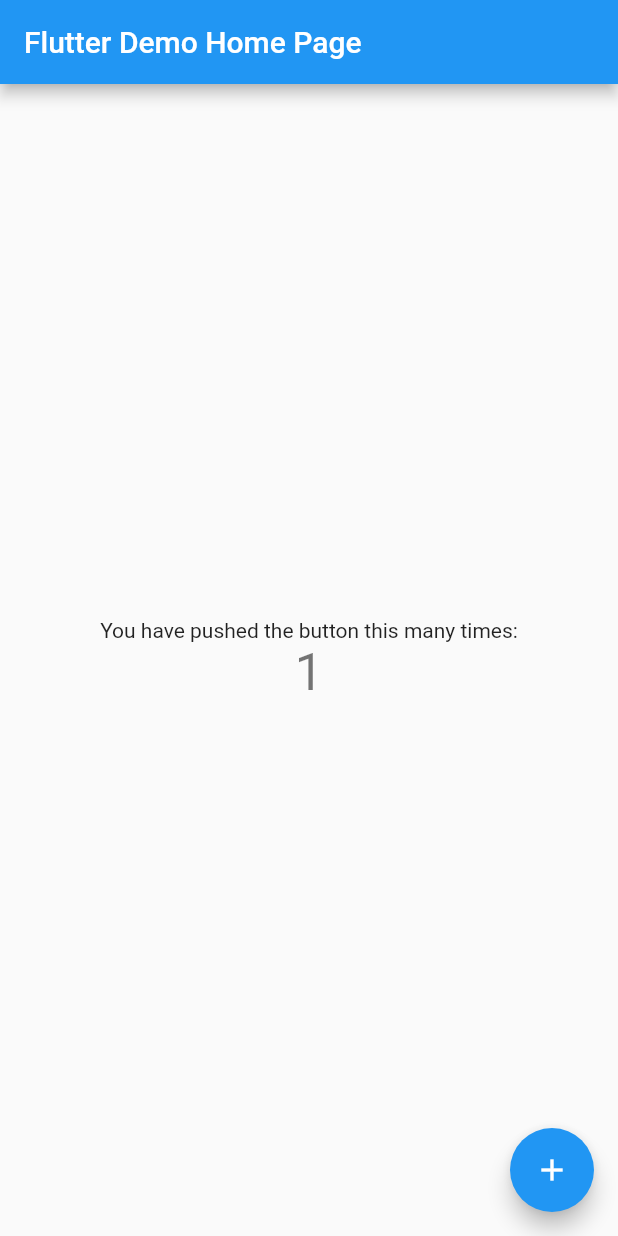
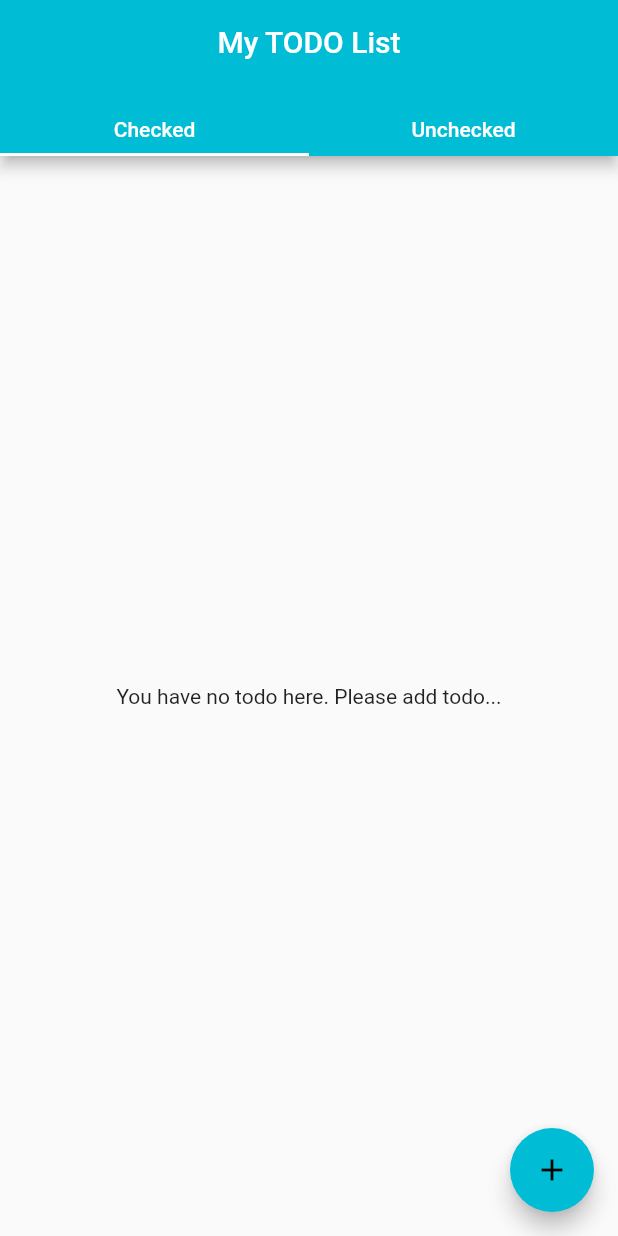
Before and after one commit to Jaelse/todo_app, a Flutter app: the screen it shows after launch, after a tap on the "add" icon, on a phone screen of 412 x 824 dp. Run offline on Flutter 3.47's test engine with Material 2 defaults, Android fonts, the phone set to English and light mode, and no system bars; our stand-ins replace equatable, flutter_bloc, sqflite; accounts and stored records are empty; statements that could not run were skipped.

Commit message:
bloc, sqlflite initialized

```diff
--- /dev/null
+++ b/lib/blocs/todo_screen/todo_screen_bloc.dart
@@ -0,0 +1,93 @@
+import 'package:flutter_bloc/flutter_bloc.dart';
+import 'package:todo_app/blocs/todo_screen/todo_screen_event.dart';
+import 'package:todo_app/blocs/todo_screen/todo_screen_state.dart';
+import 'package:todo_app/domain/entity/todo_entity.dart';
+import 'package:todo_app/domain/repository/todo_repository.dart';
+
+class TodoScreenBloc extends Bloc<TodoScreenEvent, TodoScreenState> {
+  TodoScreenBloc({TodoRepository todoRepository})
+      : _todoRepository = todoRepository,
+        super(TodoScreenInitialState());
+
+  final TodoRepository _todoRepository;
+
+  @override
+  Stream<TodoScreenState> mapEventToState(TodoScreenEvent event) async* {
+    if (event is TodoScreenGetTodosEvent) {
+      yield* _mapTodoScreenGetTodosEventToState(event, state);
+    } else if (event is TodoScreenOnNewTodoTitleChangedEvent) {
+      yield* _mapTodoScreenOnNewTodoTitleChangedEventToState(event, state);
+    } else if (event is TodoScreenOnNewTodoDescriptionChangedEvent) {
+      yield* _mapTodoScreenOnNewTodoDescriptionChangedEventToState(
+          event, state);
+    } else if (event is TodoScreenOnAddNewTodoRequestedEvent) {
+      yield* _mapTodoScreenOnAddNewTodoRequestedEventToState(event, state);
+    }
+  }
+
+  Stream<TodoScreenState> _mapTodoScreenGetTodosEventToState(
+      TodoScreenGetTodosEvent event, TodoScreenState state) async* {
+    if (state is TodoScreenInitialState) {
+      List<TodoEntity> todos = await _todoRepository.getTodos();
+
+      List<TodoEntity> checkedTodos = List<TodoEntity>.from(todos)
+          .where((element) => element.isChecked)
+          .toList();
+
+      List<TodoEntity> notCheckedTodos = List<TodoEntity>.from(todos)
+          .where((element) => !element.isChecked)
+          .toList();
+
+      yield TodoScreenSuccessState(
+          notCheckedTodos: notCheckedTodos, checkedTodos: checkedTodos);
+    }
+  }
+
+  Stream<TodoScreenState> _mapTodoScreenOnNewTodoTitleChangedEventToState(
+      TodoScreenOnNewTodoTitleChangedEvent event,
+      TodoScreenState state) async* {
+    if (state is TodoScreenSuccessState) {
+      yield state.copyWith(newTodoTitle: event.title);
+    }
+  }
+
+  Stream<TodoScreenState> _mapTodoScreenOnNewTodoDescriptionChangedEventToState(
+      TodoScreenOnNewTodoDescriptionChangedEvent event,
+      TodoScreenState state) async* {
+    if (state is TodoScreenSuccessState) {
+      yield state.copyWith(newTodoDescription: event.description);
+    }
+  }
+
+  Stream<TodoScreenState> _mapTodoScreenOnAddNewTodoRequestedEventToState(
+      TodoScreenOnAddNewTodoRequestedEvent event,
+      TodoScreenState state) async* {
+    if (state is TodoScreenSuccessState) {
+      yield TodoScreenProgressState();
+
+      if (state.newTodoTitle != null) {
+        String description = "";
+        if (state.newTodoDescription != null) {
+          description = state.newTodoDescription;
+        }
+        int id = await _todoRepository.addTodo(state.newTodoTitle, description);
+        if (id != null) {
+          List<TodoEntity> todos = await _todoRepository.getTodos();
+
+          List<TodoEntity> checkedTodos = List<TodoEntity>.from(todos)
+              .where((element) => element.isChecked)
+              .toList();
+
+          List<TodoEntity> notCheckedTodos = List<TodoEntity>.from(todos)
+              .where((element) => !element.isChecked)
+              .toList();
+
+
+          yield TodoScreenSuccessState(notCheckedTodos: notCheckedTodos, checkedTodos: checkedTodos);
+        } else {
+          yield TodoScreenFailureState();
+        }
+      }
+    }
+  }
+}
--- /dev/null
+++ b/lib/blocs/todo_screen/todo_screen_event.dart
@@ -0,0 +1,31 @@
+abstract class TodoScreenEvent {}
+
+class TodoScreenGetTodosEvent extends TodoScreenEvent {}
+
+class TodoScreenAddTodoEvent extends TodoScreenEvent {
+  final String title;
+  final String description;
+
+  TodoScreenAddTodoEvent({this.title, this.description});
+}
+
+class TodoScreenOnNewTodoTitleChangedEvent extends TodoScreenEvent {
+  final String title;
+
+  TodoScreenOnNewTodoTitleChangedEvent(this.title);
+}
+
+class TodoScreenOnNewTodoDescriptionChangedEvent extends TodoScreenEvent {
+  final String description;
+
+  TodoScreenOnNewTodoDescriptionChangedEvent(this.description);
+}
+
+class TodoScreenOnAddNewTodoRequestedEvent extends TodoScreenEvent{
+
+}
+
+
+class TodoScreenOnCheckTodoRequestedEvent extends TodoScreenEvent{
+
+}
--- /dev/null
+++ b/lib/blocs/todo_screen/todo_screen_state.dart
@@ -0,0 +1,50 @@
+import 'package:equatable/equatable.dart';
+import 'package:todo_app/domain/entity/todo_entity.dart';
+
+abstract class TodoScreenState extends Equatable {}
+
+class TodoScreenInitialState extends TodoScreenState {
+  @override
+  List<Object> get props => [];
+}
+
+class TodoScreenProgressState extends TodoScreenState {
+  @override
+  List<Object> get props => [];
+}
+
+class TodoScreenFailureState extends TodoScreenState {
+  @override
+  List<Object> get props => [];
+}
+
+class TodoScreenSuccessState extends TodoScreenState {
+  final List<TodoEntity> notCheckedTodos;
+  final List<TodoEntity> checkedTodos;
+  final String newTodoTitle;
+  final String newTodoDescription;
+
+  TodoScreenSuccessState({
+    this.notCheckedTodos,
+    this.checkedTodos,
+    this.newTodoTitle,
+    this.newTodoDescription,
+  });
+
+  TodoScreenSuccessState copyWith({
+    List<TodoEntity> notCheckedTodos,
+    List<TodoEntity> checkedTodos,
+    String newTodoTitle,
+    String newTodoDescription,
+  }) {
+    return TodoScreenSuccessState(
+      notCheckedTodos: notCheckedTodos ?? this.notCheckedTodos,
+      checkedTodos: checkedTodos ?? this.checkedTodos,
+      newTodoTitle: newTodoTitle ?? this.newTodoTitle,
+      newTodoDescription: newTodoDescription ?? this.newTodoDescription,
+    );
+  }
+
+  @override
+  List<Object> get props => [notCheckedTodos, newTodoTitle, newTodoDescription];
+}
--- /dev/null
+++ b/lib/data/data.dart
@@ -0,0 +1,67 @@
+import 'dart:io';
+
+import 'package:path_provider/path_provider.dart';
+import 'package:sqflite/sqflite.dart';
+import 'package:todo_app/data/models/todo.dart';
+import 'package:todo_app/data/service/todo_service.dart';
+import 'package:path/path.dart';
+
+class Data {
+  Database _db;
+
+  TodoService _todoService;
+
+  Data._privateConstructor();
+  static final Data instance = Data._privateConstructor();
+
+  static void databaseLog(String functionName, String sql,
+      [List<Map<String, dynamic>> selectQueryResult,
+      int insertAndUpdateQueryResult]) {
+    print(functionName);
+    print(sql);
+    if(selectQueryResult != null){
+      print(selectQueryResult);
+    }else if(insertAndUpdateQueryResult != null){
+      print(insertAndUpdateQueryResult);
+    }
+  }
+
+  Future<void> createTodoTable(Database db) async {
+    final todoSql = '''CREATE TABLE ${Todo.TODO_TABLE}
+    (
+      ${Todo.ID} INTEGER PRIMARY KEY,
+      ${Todo.TITLE} TEXT,
+      ${Todo.DESCRIPTION} TEXT,
+      ${Todo.IS_CHECKED} BIT NOT NULL
+    )''';
+
+    await db.execute(todoSql);
+  }
+
+  Future<String> getDatabasePath(String dbName) async {
+    final Directory dir = await getApplicationDocumentsDirectory();
+    final String path = join(dir.path, dbName);
+
+    return path;
+  }
+
+  Future<void> initDatabase() async {
+    if(this._db == null){
+      final path = await getDatabasePath('todo_db.db');
+      this._db = await openDatabase(path, version: 1, onCreate: onCreate);
+    }
+  }
+
+  Future<void> onCreate(Database db, int version) async{
+    await createTodoTable(db);
+  }
+
+  TodoService todoService() {
+
+    if(this._todoService == null){
+      this._todoService = TodoService(db: this._db);
+    }
+
+    return this._todoService;
+  }
+}
--- /dev/null
+++ b/lib/data/models/todo.dart
@@ -0,0 +1,22 @@
+class Todo {
+  static const TODO_TABLE = 'todo';
+  static const ID = 'id';
+  static const TITLE = 'title';
+  static const DESCRIPTION = 'description';
+  static const IS_CHECKED = 'isChecked';
+
+  final int id;
+  final String title;
+  final String description;
+  final bool isChecked;
+
+  Todo({this.id, this.title, this.description, this.isChecked});
+
+  factory Todo.fromJson(Map<String, dynamic> json) {
+    return Todo(
+        id: json[ID],
+        title: json[TITLE],
+        description: json[DESCRIPTION],
+        isChecked: json[IS_CHECKED] == 1);
+  }
+}
--- /dev/null
+++ b/lib/data/service/todo_service.dart
@@ -0,0 +1,39 @@
+import 'package:sqflite/sqflite.dart';
+import 'package:todo_app/data/models/todo.dart';
+
+class TodoService {
+  final Database db;
+
+  TodoService({this.db});
+
+  Future<Todo> getTodo(String id) async {
+    List<Map> cursor = await db.rawQuery(
+        "select * from " + Todo.TODO_TABLE + " where " + Todo.ID + "=?'" + "'",
+        [id]);
+
+    Todo todo = Todo.fromJson(cursor[0]);
+
+    return todo;
+  }
+
+  Future<List<Todo>> getTodos() async {
+    List<Map> rawData = await db.query(Todo.TODO_TABLE);
+
+    List<Todo> todos =
+        List<Map>.from(rawData).map((Map e) => Todo.fromJson(e)).toList();
+
+    return todos;
+  }
+
+  Future<int> addTodo(String title, String description) async {
+    Map<String, dynamic> row = {
+      Todo.TITLE: title,
+      Todo.DESCRIPTION: description,
+      Todo.IS_CHECKED: 0
+    };
+
+    return await db.insert(Todo.TODO_TABLE, row);
+  }
+
+  Future<Todo> updateIsCheckedTodo(String id, bool isChecked) async {}
+}
--- /dev/null
+++ b/lib/domain/entity/todo_entity.dart
@@ -0,0 +1,20 @@
+class TodoEntity {
+  final int _id;
+  final String _title;
+  final String _description;
+  final bool _isChecked;
+
+  TodoEntity({int id, String title, String description, bool isChecked})
+      : _id = id,
+        _title = title,
+        _description = description,
+        _isChecked = isChecked;
+
+  int get id => _id;
+
+  String get title => _title;
+
+  String get description => _description;
+
+  bool get isChecked => _isChecked;
+}
--- /dev/null
+++ b/lib/domain/repository/todo_repository.dart
@@ -0,0 +1,31 @@
+import 'package:todo_app/data/models/todo.dart';
+import 'package:todo_app/data/service/todo_service.dart';
+import 'package:todo_app/domain/entity/todo_entity.dart';
+
+class TodoRepository {
+  final TodoService _todoService;
+
+  TodoRepository({TodoService todoService}) : this._todoService = todoService;
+
+  Future<List<TodoEntity>> getTodos() async {
+    List<Todo> todos = await _todoService.getTodos();
+
+    List<TodoEntity> todoEntities = List<Todo>.from(todos)
+        .map((Todo e) => TodoEntity(
+            id: e.id,
+            title: e.title,
+            description: e.description,
+            isChecked: e.isChecked))
+        .toList();
+
+    return todoEntities;
+  }
+
+  Future<int> addTodo(String title, String description) async {
+    int id = await _todoService.addTodo(title, description);
+    return id;
+  }
+
+  Future<List<TodoEntity>> updateTodo(
+      {int id, String title, String description, bool isChecked}) async {}
+}
--- a/lib/main.dart
+++ b/lib/main.dart
@@ -1,117 +1,34 @@
 import 'package:flutter/material.dart';
+import 'package:flutter_bloc/flutter_bloc.dart';
+import 'package:todo_app/data/data.dart';
+import 'package:todo_app/domain/repository/todo_repository.dart';
+import 'package:todo_app/todo_screen/todo_screen.dart';
 
-void main() {
-  runApp(MyApp());
+void main() async {
+  WidgetsFlutterBinding.ensureInitialized();
+
+  Data data = Data.instance;
+  await data.initDatabase();
+
+  runApp(MultiRepositoryProvider(providers: [
+    RepositoryProvider(
+      create: (BuildContext context) =>
+          TodoRepository(todoService: data.todoService()),
+    )
+  ], child: TodoApp()));
 }
 
-class MyApp extends StatelessWidget {
+class TodoApp extends StatelessWidget {
   // This widget is the root of your application.
   @override
   Widget build(BuildContext context) {
     return MaterialApp(
       title: 'Flutter Demo',
       theme: ThemeData(
-        // This is the theme of your application.
-        //
-        // Try running your application with "flutter run". You'll see the
-        // application has a blue toolbar. Then, without quitting the app, try
-        // changing the primarySwatch below to Colors.green and then invoke
-        // "hot reload" (press "r" in the console where you ran "flutter run",
-        // or simply save your changes to "hot reload" in a Flutter IDE).
-        // Notice that the counter didn't reset back to zero; the application
-        // is not restarted.
-        primarySwatch: Colors.blue,
-        // This makes the visual density adapt to the platform that you run
-        // the app on. For desktop platforms, the controls will be smaller and
-        // closer together (more dense) than on mobile platforms.
+        primarySwatch: Colors.cyan,
         visualDensity: VisualDensity.adaptivePlatformDensity,
       ),
-      home: MyHomePage(title: 'Flutter Demo Home Page'),
+      home: TodoScreen(title: 'My TODO List'),
     );
   }
 }
-
-class MyHomePage extends StatefulWidget {
-  MyHomePage({Key key, this.title}) : super(key: key);
-
-  // This widget is the home page of your application. It is stateful, meaning
-  // that it has a State object (defined below) that contains fields that affect
-  // how it looks.
-
-  // This class is the configuration for the state. It holds the values (in this
-  // case the title) provided by the parent (in this case the App widget) and
-  // used by the build method of the State. Fields in a Widget subclass are
-  // always marked "final".
-
-  final String title;
-
-  @override
-  _MyHomePageState createState() => _MyHomePageState();
-}
-
-class _MyHomePageState extends State<MyHomePage> {
-  int _counter = 0;
-
-  void _incrementCounter() {
-    setState(() {
-      // This call to setState tells the Flutter framework that something has
-      // changed in this State, which causes it to rerun the build method below
-      // so that the display can reflect the updated values. If we changed
-      // _counter without calling setState(), then the build method would not be
-      // called again, and so nothing would appear to happen.
-      _counter++;
-    });
-  }
-
-  @override
-  Widget build(BuildContext context) {
-    // This method is rerun every time setState is called, for instance as done
-    // by the _incrementCounter method above.
-    //
-    // The Flutter framework has been optimized to make rerunning build methods
-    // fast, so that you can just rebuild anything that needs updating rather
-    // than having to individually change instances of widgets.
-    return Scaffold(
-      appBar: AppBar(
-        // Here we take the value from the MyHomePage object that was created by
-        // the App.build method, and use it to set our appbar title.
-        title: Text(widget.title),
-      ),
-      body: Center(
-        // Center is a layout widget. It takes a single child and positions it
-        // in the middle of the parent.
-        child: Column(
-          // Column is also a layout widget. It takes a list of children and
-          // arranges them vertically. By default, it sizes itself to fit its
-          // children horizontally, and tries to be as tall as its parent.
-          //
-          // Invoke "debug painting" (press "p" in the console, choose the
-          // "Toggle Debug Paint" action from the Flutter Inspector in Android
-          // Studio, or the "Toggle Debug Paint" command in Visual Studio Code)
-          // to see the wireframe for each widget.
-          //
-          // Column has various properties to control how it sizes itself and
-          // how it positions its children. Here we use mainAxisAlignment to
-          // center the children vertically; the main axis here is the vertical
-          // axis because Columns are vertical (the cross axis would be
-          // horizontal).
-          mainAxisAlignment: MainAxisAlignment.center,
-          children: <Widget>[
-            Text(
-              'You have pushed the button this many times:',
-            ),
-            Text(
-              '$_counter',
-              style: Theme.of(context).textTheme.headline4,
-            ),
-          ],
-        ),
-      ),
-      floatingActionButton: FloatingActionButton(
-        onPressed: _incrementCounter,
-        tooltip: 'Increment',
-        child: Icon(Icons.add),
-      ), // This trailing comma makes auto-formatting nicer for build methods.
-    );
-  }
-}
--- /dev/null
+++ b/lib/todo_screen/todo_screen.dart
@@ -0,0 +1,251 @@
+import 'package:flutter/material.dart';
+import 'package:flutter_bloc/flutter_bloc.dart';
+import 'package:todo_app/blocs/todo_screen/todo_screen_bloc.dart';
+import 'package:todo_app/blocs/todo_screen/todo_screen_event.dart';
+import 'package:todo_app/blocs/todo_screen/todo_screen_state.dart';
+import 'package:todo_app/domain/entity/todo_entity.dart';
+import 'package:todo_app/domain/repository/todo_repository.dart';
+
+class TodoScreen extends StatelessWidget {
+  TodoScreen({Key key, this.title}) : super(key: key);
+  final String title;
+
+  @override
+  Widget build(BuildContext context) {
+    return BlocProvider(
+      create: (BuildContext context) => TodoScreenBloc(
+          todoRepository: RepositoryProvider.of<TodoRepository>(context))
+        ..add(TodoScreenGetTodosEvent()),
+      child: BlocBuilder<TodoScreenBloc, TodoScreenState>(
+        builder: (BuildContext context, TodoScreenState state) {
+          if (state is TodoScreenInitialState ||
+              state is TodoScreenProgressState) {
+            return Scaffold(
+              appBar: AppBar(
+                title: Text(title),
+              ),
+              body: Center(
+                child: CircularProgressIndicator(),
+              ),
+            );
+          } else if (state is TodoScreenSuccessState) {
+            return DefaultTabController(
+              length: 2,
+              child: Scaffold(
+                appBar: AppBar(
+                  centerTitle: true,
+                  title: Text(title, style: TextStyle(color: Colors.white)),
+                  bottom: TabBar(tabs: [
+                    Padding(
+                      padding: const EdgeInsets.all(8.0),
+                      child: Text(
+                        "Checked",
+                        style: TextStyle(color: Colors.white),
+                      ),
+                    ),
+                    Text("Unchecked", style: TextStyle(color: Colors.white)),
+                  ]),
+                ),
+                body: todoListWidget(
+                    context, state.notCheckedTodos, state.checkedTodos),
+                floatingActionButton: FloatingActionButton(
+                  onPressed: () async {
+                    await addTodoDialog(
+                        context, context.read<TodoScreenBloc>());
+                  },
+                  tooltip: 'Add Todo',
+                  child: Icon(Icons.add),
+                ), // This trailing comma makes auto-formatting nicer for build methods.
+              ),
+            );
+          } else {
+            return Scaffold(
+              appBar: AppBar(
+                title: Text(title),
+              ),
+              body: Center(child: Text("Something went wrong")),
+            );
+          }
+        },
+      ),
+    );
+  }
+
+  Widget todoListWidget(context, List<TodoEntity> incompleteTodos,
+      List<TodoEntity> completeTodos) {
+    return TabBarView(
+      children: [
+        incompleteTodoList(context, incompleteTodos),
+        completeTodoList(context, completeTodos),
+      ],
+    );
+  }
+
+  Widget incompleteTodoList(BuildContext context, List<TodoEntity> todos) {
+    if (todos == null) {
+      return Center(
+        child: Text("You have no todo here. Please add todo..."),
+      );
+    } else if (todos.length == 0) {
+      return Center(
+        child: Text("You have no todo here. Please add todo..."),
+      );
+    }
+
+    return ListView.builder(
+        itemCount: todos.length,
+        itemBuilder: (BuildContext context, int index) {
+          return Card(
+            elevation: 2,
+            child: ClipPath(
+              child: Container(
+                child: ListTile(
+                  leading: GestureDetector(
+                    onTap: () {
+                      print("asd");
+                    },
+                    child: todos[index].isChecked
+                        ? Icon(
+                            Icons.check_circle,
+                            color: Colors.green,
+                            size: 30,
+                          )
+                        : Icon(
+                            Icons.check_circle,
+                            size: 30,
+                          ),
+                  ),
+                  title: Text(todos[index].title),
+                  subtitle: Text(
+                    todos[index].description,
+                    style: TextStyle(fontSize: 10),
+                  ),
+                ),
+                height: 60,
+                decoration: BoxDecoration(
+                    border: Border(
+                        right: BorderSide(color: Colors.green, width: 5))),
+              ),
+              clipper: ShapeBorderClipper(
+                  shape: RoundedRectangleBorder(
+                      borderRadius: BorderRadius.circular(3))),
+            ),
+          );
+        });
+  }
+
+  Widget completeTodoList(BuildContext context, List<TodoEntity> todos) {
+    if (todos == null) {
+      return Center(
+        child: Text("You have no todo here. Please add todo..."),
+      );
+    } else if (todos.length == 0) {
+      return Center(
+        child: Text("You have no todo here."),
+      );
+    }
+
+    return ListView.builder(
+        itemCount: todos.length,
+        itemBuilder: (BuildContext context, int index) {
+          return Card(
+            elevation: 2,
+            child: ClipPath(
+              child: Container(
+                child: ListTile(
+                  leading: GestureDetector(
+                    onTap: () {
+                      print("asd");
+                    },
+                    child: todos[index].isChecked
+                        ? Icon(
+                            Icons.check_circle,
+                            color: Colors.green,
+                            size: 30,
+                          )
+                        : Icon(
+                            Icons.check_circle,
+                            size: 30,
+                          ),
+                  ),
+                  title: Text(todos[index].title),
+                  subtitle: Text(
+                    todos[index].description,
+                    style: TextStyle(fontSize: 10),
+                  ),
+                ),
+                height: 60,
+                decoration: BoxDecoration(
+                    border: Border(
+                        right: BorderSide(color: Colors.green, width: 5))),
+              ),
+              clipper: ShapeBorderClipper(
+                  shape: RoundedRectangleBorder(
+                      borderRadius: BorderRadius.circular(3))),
+            ),
+          );
+        });
+  }
+
+  void addTodoDialog(BuildContext context, TodoScreenBloc bloc) {
+    showDialog(
+      context: context,
+      builder: (BuildContext context) => Dialog(
+        shape:
+            RoundedRectangleBorder(borderRadius: BorderRadius.circular(12.0)),
+        //this right here
+        child: Container(
+          height: 400.0,
+          width: 300.0,
+          child: Column(
+            mainAxisAlignment: MainAxisAlignment.center,
+            children: <Widget>[
+              Padding(
+                padding: EdgeInsets.all(15.0),
+                child: Text(
+                  'Add Todo',
+                  style: TextStyle(color: Colors.green, fontSize: 20),
+                ),
+              ),
+              Padding(
+                padding: EdgeInsets.all(15.0),
+                child: TextFormField(
+                  decoration: new InputDecoration(
+                      contentPadding: EdgeInsets.only(
+                          left: 15, bottom: 11, top: 11, right: 15),
+                      hintText: "Title..."),
+                  onChanged: (String title) {
+                    bloc.add(TodoScreenOnNewTodoTitleChangedEvent(title));
+                  },
+                ),
+              ),
+              Padding(
+                padding: EdgeInsets.all(15.0),
+                child: TextFormField(
+                  decoration: new InputDecoration(
+                      contentPadding: EdgeInsets.only(
+                          left: 15, bottom: 11, top: 11, right: 15),
+                      hintText: "Description..."),
+                  onChanged: (String description) {
+                    bloc.add(TodoScreenOnNewTodoDescriptionChangedEvent(
+                        description));
+                  },
+                ),
+              ),
+              Padding(padding: EdgeInsets.only(top: 50.0)),
+              FlatButton(
+                  onPressed: () {
+                    bloc.add(TodoScreenOnAddNewTodoRequestedEvent());
+                    return Navigator.of(context).pop();
+                  },
+                  child: Text(
+                    'Add',
+                    style: TextStyle(color: Colors.purple, fontSize: 18.0),
+                  ))
+            ],
+          ),
+        ),
+      ),
+    );
+  }
+}
--- a/pubspec.yaml
+++ b/pubspec.yaml
@@ -25,6 +25,8 @@ dependencies:
     sdk: flutter
   sqflite: ^1.3.2+3
   flutter_bloc: ^6.1.1
+  path_provider: ^1.6.27
+  equatable: ^1.2.5
 
 
   # The following adds the Cupertino Icons font to your application.
```
Also changed, not shown: pubspec.lock, 1 other file.
